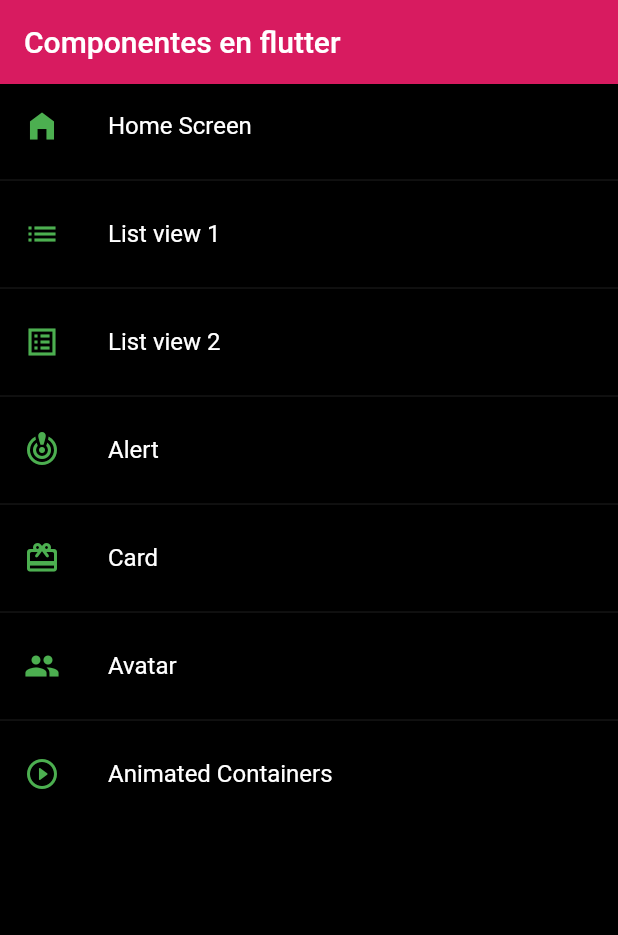
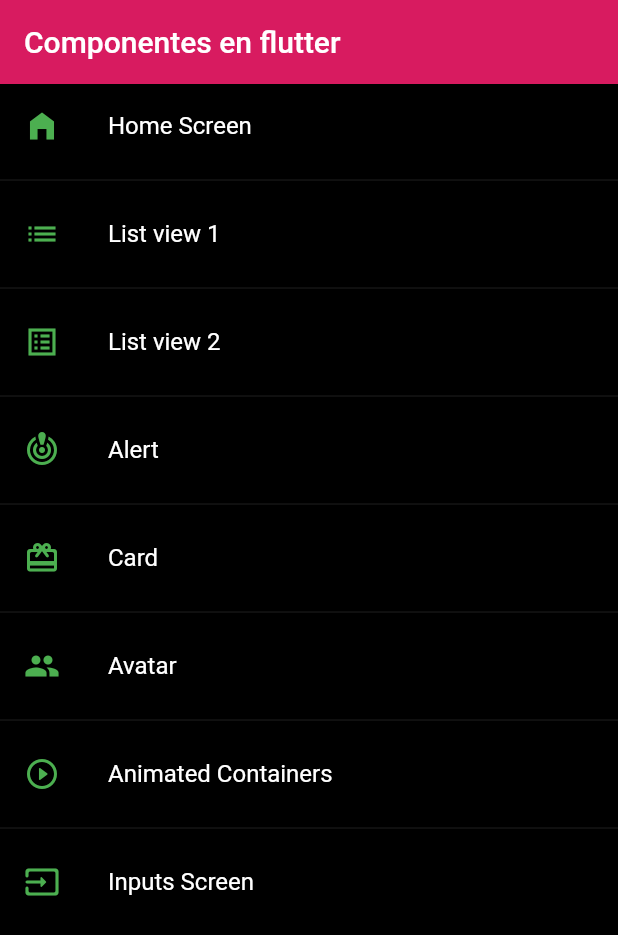
Before and after one commit to jguegon966/fl_components, a Flutter app: the screen it shows after launch, on a phone screen of 412 x 824 dp. Shown: the top 935 px of the screen. Run offline on Flutter 3.47's test engine with Material 2 defaults, Android fonts, the phone set to English and light mode, and no system bars.

Commit message:
cambios2

```diff
--- a/lib/router/app_routes.dart
+++ b/lib/router/app_routes.dart
@@ -43,7 +43,12 @@ class AppRoutes {
         route: 'animated',
         name: 'Animated Containers',
         screen: const AnimatedScreen(),
-        icon: Icons.play_circle_outline_rounded)
+        icon: Icons.play_circle_outline_rounded),
+    MenuOption(
+        route: 'inputs',
+        name: 'Inputs Screen',
+        screen: const InputsScreen(),
+        icon: Icons.input_rounded),
   ];
 
   static Map<String, Widget Function(BuildContext)> getAppRoutes() {
```
Also changed, not shown: lib/screens/inputs_screen.dart (+36 -3 lines).
